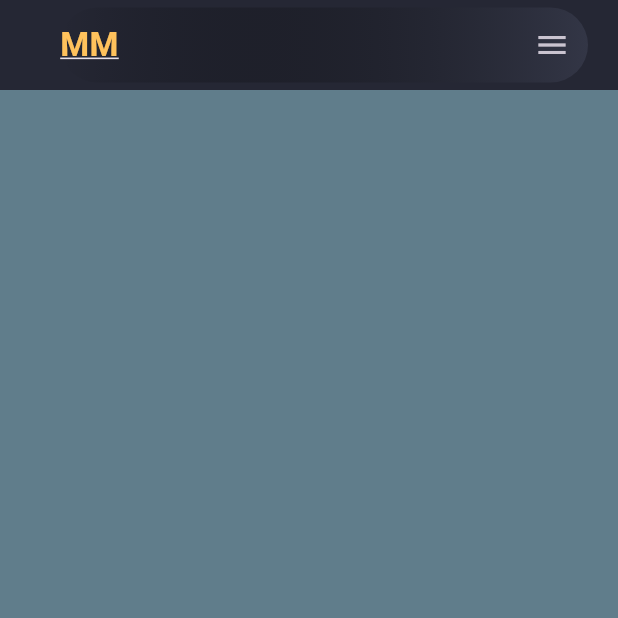
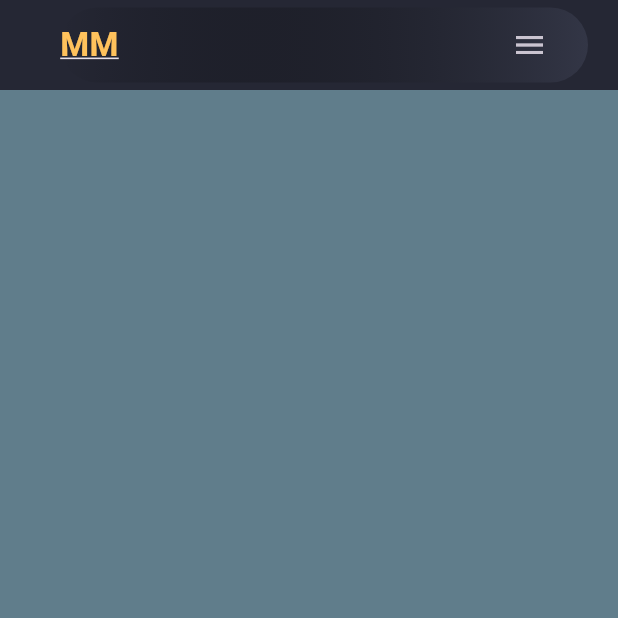
Before and after one commit to JavaSoftwareEntwickler/portfolio, a Flutter app: the screen it shows after launch, on a phone screen of 412 x 824 dp, the top half of it. Run offline on Flutter 3.47's test engine with Material 3 defaults, Android fonts, the phone set to English and light mode, and no system bars.

Commit message:
aggiunto mobile header

```diff
--- a/lib/pages/home_page.dart
+++ b/lib/pages/home_page.dart
@@ -5,6 +5,7 @@ import 'package:my_portfolio/widgets/site_logo.dart';
 
 import '../styles/style.dart';
 import '../widgets/header_desktop.dart';
+import '../widgets/header_mobile.dart';
 
 class HomePage extends StatefulWidget {
   const HomePage({super.key});
@@ -23,24 +24,9 @@ class _HomePageState extends State<HomePage> {
         children: [
           //Main section
           //HeaderDesktop(),
-          Container(
-            height: 50.0,
-            margin: EdgeInsets.fromLTRB(40, 5, 20, 5),
-            decoration: kHeaderDecoration,
-            child: Row(
-              children: [
-                SiteLogo(
-                  onTap: () {
-                    print('Logo tapped');
-                  },
-                ),
-                const Spacer(),
-                IconButton(
-                  onPressed: () {},
-                  icon: const Icon(Icons.menu),
-                ),
-              ],
-            ),
+          HeaderMobile(
+            onLogoTap: () {},
+            onMenuTap: () {},
           ),
           //Skills section
           Container(
--- /dev/null
+++ b/lib/widgets/header_mobile.dart
@@ -0,0 +1,33 @@
+import 'package:flutter/cupertino.dart';
+import 'package:flutter/material.dart';
+import 'package:my_portfolio/widgets/site_logo.dart';
+
+import '../styles/style.dart';
+
+class HeaderMobile extends StatelessWidget {
+  const HeaderMobile({super.key, this.onLogoTap, this.onMenuTap});
+  final VoidCallback? onLogoTap;
+  final VoidCallback? onMenuTap;
+
+  @override
+  Widget build(BuildContext context) {
+    return Container(
+      height: 50.0,
+      margin: EdgeInsets.fromLTRB(40, 5, 20, 5),
+      decoration: kHeaderDecoration,
+      child: Row(
+        children: [
+          SiteLogo(
+            onTap: onLogoTap,
+          ),
+          const Spacer(),
+          IconButton(
+            onPressed: onMenuTap,
+            icon: const Icon(Icons.menu),
+          ),
+          const SizedBox(width: 15),
+        ],
+      ),
+    );
+  }
+}
```
